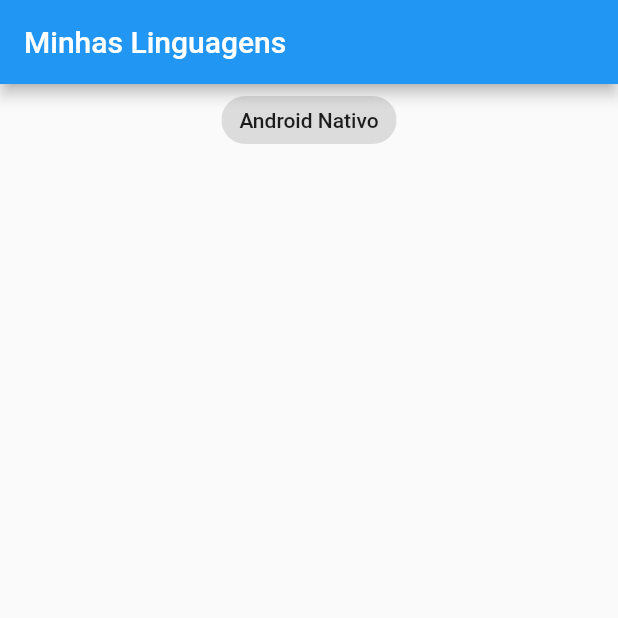
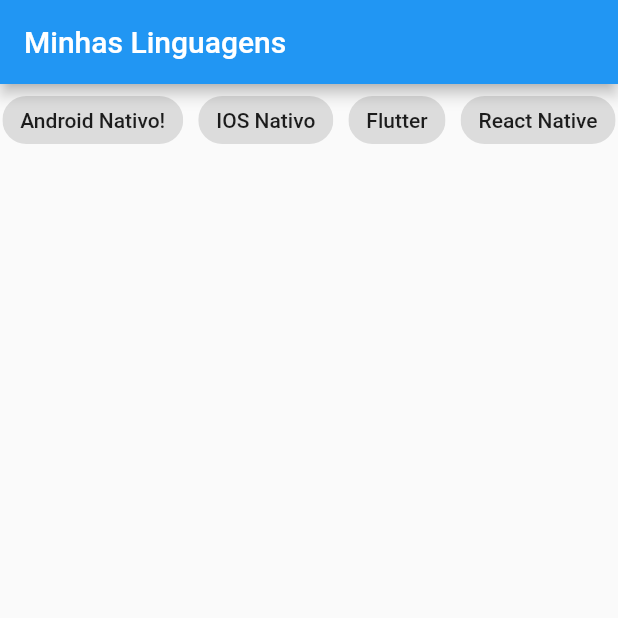
Before and after one commit to LeoSSFiap/States_Widgets_Routes, a Flutter app: the screen it shows after launch, on a phone screen of 412 x 824 dp, the top half of it. Run offline on Flutter 3.47's test engine with Material 2 defaults, Android fonts, the phone set to English and light mode, and no system bars.

Commit message:
class language

```diff
--- /dev/null
+++ b/lib/models/language.dart
@@ -0,0 +1,11 @@
+import 'package:flutter/cupertino.dart';
+import 'package:flutter/material.dart';
+
+class Language {
+  final String title;
+  final String subTitle;
+  bool select = false;
+  IconData icone = Icons.add_box_outlined;
+
+  Language(this.title, this.subTitle);
+}
--- a/lib/screens/home.dart
+++ b/lib/screens/home.dart
@@ -1,5 +1,6 @@
 import 'package:flutter/material.dart';
 import 'package:flutter/src/foundation/key.dart';
+import 'package:states_widgets_routes/models/language.dart';
 
 class MyHomePage extends StatefulWidget {
   const MyHomePage({Key? key}) : super(key: key);
@@ -10,7 +11,12 @@ class MyHomePage extends StatefulWidget {
 
 class _MyHomePageState extends State<MyHomePage> {
 
-  List<bool> selects = [false, false, false, false, false, false];
+  List<Language> languages = [
+    Language("Android Nativo!", "Linguagens C, Java, Kotlin"),
+    Language("IOS Nativo", "Linguaguens Object-c Swift"),
+    Language("Flutter", "Linguagem DART"),
+    Language("React Native", "Linguagens TypeScript e JavaScript"),
+  ];
 
 Widget title = const Text("Minhas Linguagens");
 
@@ -22,17 +28,7 @@ Widget title = const Text("Minhas Linguagens");
         children: [
           Wrap(
             spacing: 10,
-            children: [
-              ChoiceChip(
-                label: const Text("Android Nativo"),
-                selected: selects[0],
-                onSelected: (value){
-                  setState(() {
-                    selects[0] = value;
-                  });
-                },
-              ),
-            ],
+            children: buildChoices(),
           ),
           Expanded(child: ListView(children: buildItemsList(),))
         ],
@@ -40,16 +36,26 @@ Widget title = const Text("Minhas Linguagens");
     );
   }
 
+List<Widget> buildChoices(){
+  return languages.map((l) => ChoiceChip(
+    label: Text(l.title),
+    selected: l.select,
+    onSelected: (value) => setState(() {
+      l.select = value;
+    })
+  )).toList();
+}
+
   List<Widget> buildItemsList(){
-    return [
-      if(selects[0]) Card(
+    return languages
+      .where((l) => l.select)
+      .map((l) => Card(
         child: ListTile(
-          leading: Icon(Icons.android),
-          title: Text("Android Nativo"),
-          subtitle: Text("Linguagens C, Java, Kotlin"),
+          leading: Icon(l.icone),
+          title: Text(l.title),
+          subtitle: Text(l.subTitle),
         ),
-      )
-    ];
+      )).toList();
   }
 
 }
```
